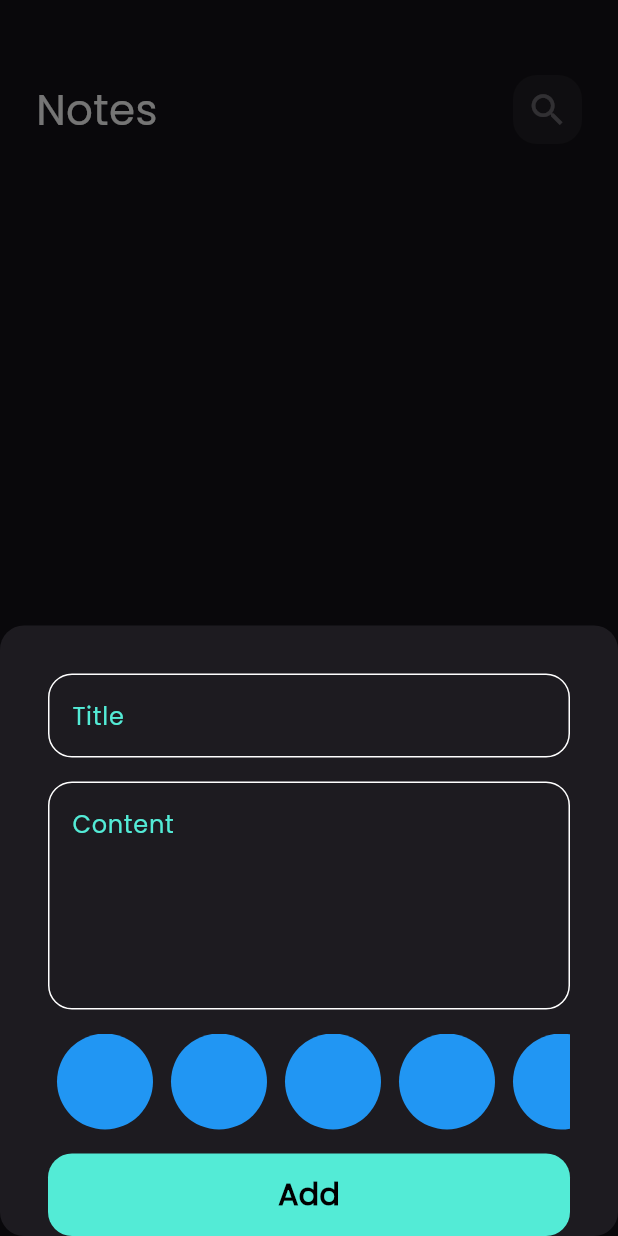
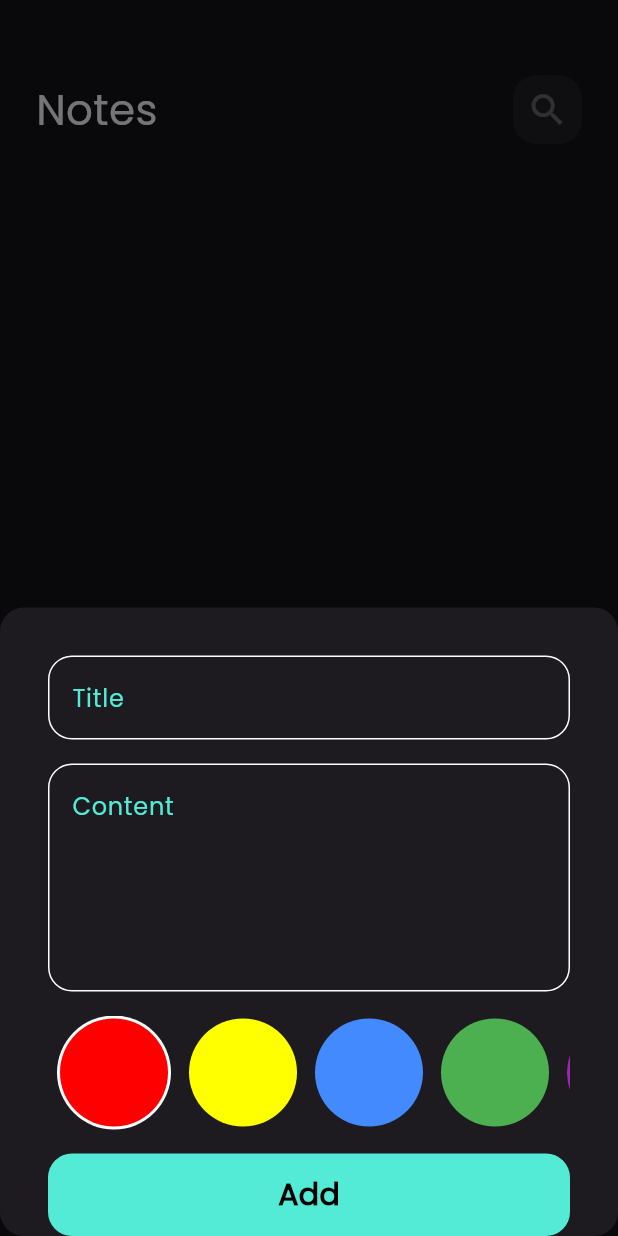
Before and after one commit to abdulla662/notes_app, a Flutter app: the screen it shows after launch, after a tap on the "add" icon, on a phone screen of 412 x 824 dp. Run offline on Flutter 3.47's test engine with Material 3 defaults, Android fonts, the phone set to English and light mode, and no system bars; our stand-ins replace bloc, flutter_bloc, fluttertoast, font_awesome_flutter, hive, hive_flutter and 1 more; accounts and stored records are empty.

Commit message:
add color list view part 2

```diff
--- a/lib/views/widgets/colors_list_view.dart
+++ b/lib/views/widgets/colors_list_view.dart
@@ -1,29 +1,64 @@
 import 'package:flutter/material.dart';
 
 class color_item extends StatelessWidget {
-  const color_item({super.key});
-
+  const color_item({super.key, required this.ischoosen, required this.color});
+  final bool ischoosen;
+  final Color color;
   @override
   Widget build(BuildContext context) {
-    return const CircleAvatar(
-      backgroundColor: Colors.blue,
-      radius: 38,
-    );
+    return ischoosen
+        ? CircleAvatar(
+            radius: 38,
+            backgroundColor: Colors.white,
+            child: CircleAvatar(
+              backgroundColor: color,
+              radius: 36,
+            ),
+          )
+        : CircleAvatar(
+            backgroundColor: color,
+            radius: 36,
+          );
   }
 }
 
-class color_list_view extends StatelessWidget {
+class color_list_view extends StatefulWidget {
   const color_list_view({super.key});
 
   @override
+  State<color_list_view> createState() => _color_list_viewState();
+}
+
+class _color_list_viewState extends State<color_list_view> {
+  int currentindex = 0;
+  List<Color> colors = [
+    const Color(0xFFFF0000), // Red
+    Color(0xFFFFFF00), // Yellow
+    Color(0xFF448AFF), // Blue Accent
+    Color(0xFF4CAF50), // Green
+    Color(0xFF9C27B0), // Purple
+  ];
+  @override
   Widget build(BuildContext context) {
     return SizedBox(
-      height: 32 * 2,
+      height: 76,
       child: ListView.builder(
-        itemCount: 10,
+        itemCount: colors.length,
         scrollDirection: Axis.horizontal,
         itemBuilder: (context, index) {
-          return color_item();
+          return Padding(
+            padding: const EdgeInsets.symmetric(horizontal: 6),
+            child: GestureDetector(
+              onTap: () {
+                currentindex = index;
+                setState(() {});
+              },
+              child: color_item(
+                color: colors[index],
+                ischoosen: currentindex == index,
+              ),
+            ),
+          );
         },
       ),
     );
```
